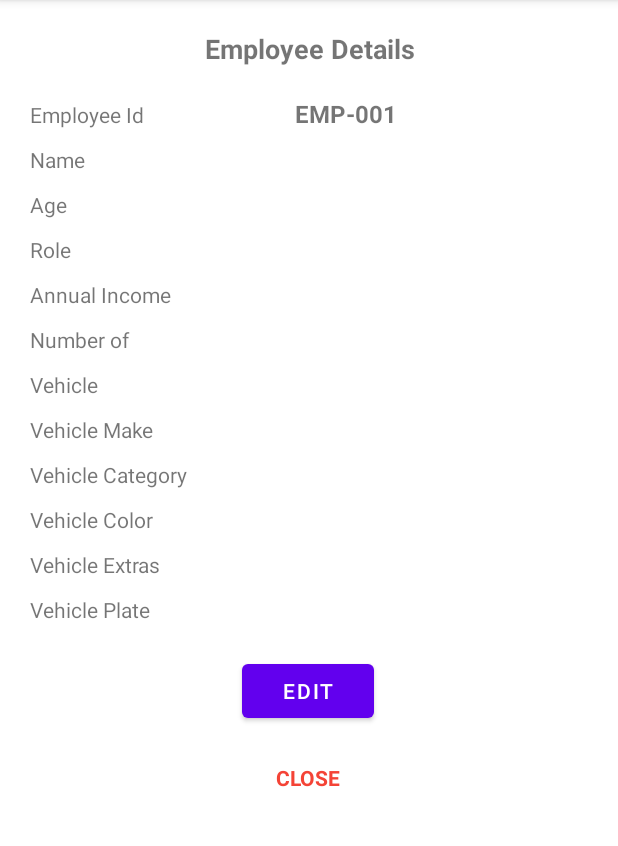
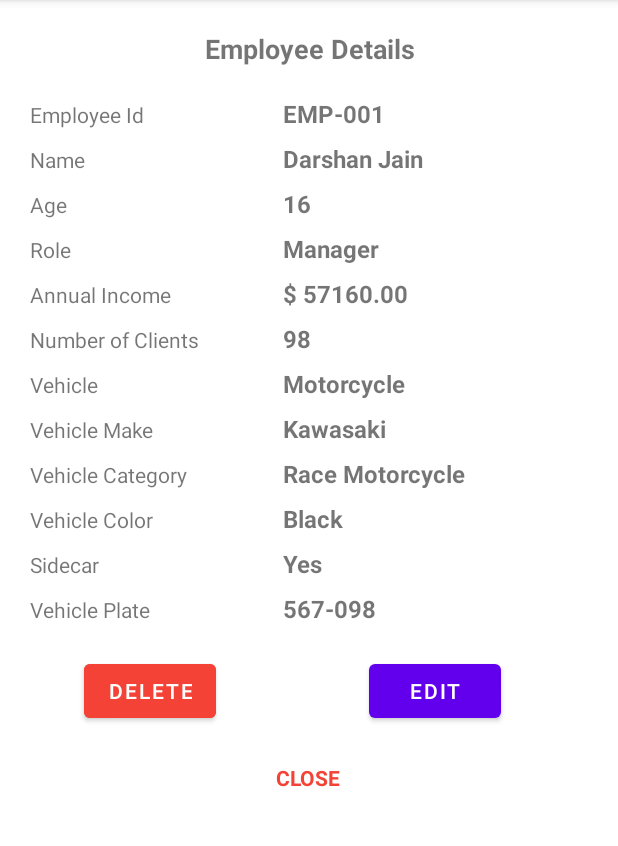
Before and after one commit to darshan0900/FP3125_Darshan, an Android app: the fragment DetailsFragment placed in its activity, on a phone screen of 412 x 824 dp, the part 84-930 px from its top. Run offline under Robolectric (Android 15) with nearby library versions, the phone set to English and light mode, and no system bars; 3 statements that could not run were skipped.

Commit message:
handling search; added delete option

```diff
--- a/app/src/main/java/com/darshan09200/employeemanagementsystem/Employee.java
+++ b/app/src/main/java/com/darshan09200/employeemanagementsystem/Employee.java
@@ -4,6 +4,7 @@ import java.time.LocalDate;
 import java.time.Period;
 
 public abstract class Employee {
+    private static int EMP_COUNT = 0;
     static final double DEFAULT_OCCUPATION_RATE = 100;
 
     private final String empId;
@@ -23,7 +24,16 @@ public abstract class Employee {
         this.role = role;
         this.vehicle = vehicle;
 
+        incrementEmpCount();
         System.out.println("We have a new employee: " + getName() + ", a " + getRole() + ".");
+    }
+
+    public static int getEmpCount() {
+        return EMP_COUNT;
+    }
+
+    public static void incrementEmpCount() {
+        EMP_COUNT++;
     }
 
     public String getEmpId() {
--- a/app/src/main/java/com/darshan09200/employeemanagementsystem/MainActivity.java
+++ b/app/src/main/java/com/darshan09200/employeemanagementsystem/MainActivity.java
@@ -16,12 +16,15 @@ import android.widget.Toast;
 
 import com.darshan09200.employeemanagementsystem.databinding.ActivityMainBinding;
 
+import java.time.LocalDate;
 import java.util.ArrayList;
+import java.util.Objects;
 
 public class MainActivity extends AppCompatActivity implements OnClickListener, OnRegistrationActionListener, OnDetailsActionListener {
 
     ActivityMainBinding binding;
 
+    MenuItem searchViewItem;
     SearchView searchView;
 
     @Override
@@ -58,6 +61,58 @@ public class MainActivity extends AppCompatActivity implements OnClickListener,
                 }
             }
         });
+
+        Database.getInstance().addEmployee(
+                new Manager(
+                        "EMP-001",
+                        "Darshan Jain",
+                        LocalDate.of(2006, 12, 11),
+                        68.0,
+                        1000.0,
+                        98,
+                        new Motorcycle(
+                                VehicleMake.KAWASAKI,
+                                "567-098",
+                                VehicleColor.BLACK,
+                                VehicleCategory.RACE_MOTORCYCLE,
+                                true
+                        )
+                )
+        );
+        Database.getInstance().addEmployee(
+                new Manager(
+                        "EMP-002",
+                        "Test2 Jain",
+                        LocalDate.of(2006, 12, 11),
+                        68.0,
+                        1000.0,
+                        98,
+                        new Motorcycle(
+                                VehicleMake.KAWASAKI,
+                                "567-098",
+                                VehicleColor.BLACK,
+                                VehicleCategory.RACE_MOTORCYCLE,
+                                true
+                        )
+                )
+        );
+        Database.getInstance().addEmployee(
+                new Manager(
+                        "EMP-003",
+                        "Test1 Jain",
+                        LocalDate.of(2006, 12, 11),
+                        68.0,
+                        1000.0,
+                        98,
+                        new Motorcycle(
+                                VehicleMake.KAWASAKI,
+                                "567-098",
+                                VehicleColor.BLACK,
+                                VehicleCategory.RACE_MOTORCYCLE,
+                                true
+                        )
+                )
+        );
     }
 
     private void emptyFragmentStack(String name) {
@@ -75,6 +130,9 @@ public class MainActivity extends AppCompatActivity implements OnClickListener,
 
     @Override
     public void onFabClick() {
+        searchView.setIconified(true);
+        searchView.setIconified(true);
+
         if (isSplitLayoutActive()) {
             getSupportFragmentManager().beginTransaction().add(R.id.secondaryFragment, new RegistrationFragment()).addToBackStack("secondary").commit();
         } else {
@@ -94,6 +152,8 @@ public class MainActivity extends AppCompatActivity implements OnClickListener,
 
     @Override
     public void onItemClick() {
+        searchView.setIconified(true);
+        searchView.setIconified(true);
         if (isSplitLayoutActive()) {
             refreshViewData(true);
         } else {
@@ -188,6 +248,12 @@ public class MainActivity extends AppCompatActivity implements OnClickListener,
     }
 
     @Override
+    public void onDelete() {
+        searchView.setIconified(true);
+        onSubmit();
+    }
+
+    @Override
     public void onEdit() {
         onFabClick();
     }
@@ -205,8 +271,8 @@ public class MainActivity extends AppCompatActivity implements OnClickListener,
     public boolean onCreateOptionsMenu(Menu menu) {
         MenuInflater inflater = getMenuInflater();
         inflater.inflate(R.menu.menu, menu);
-        MenuItem searchViewItem = menu.findItem(R.id.search_bar);
-        searchView = (SearchView) MenuItemCompat.getActionView(searchViewItem);
+        searchViewItem = menu.findItem(R.id.search_bar);
+        searchView = (SearchView) searchViewItem.getActionView();
 
         searchView.setOnQueryTextListener(new SearchView.OnQueryTextListener() {
             @Override
--- a/app/src/main/java/com/darshan09200/employeemanagementsystem/Registration.java
+++ b/app/src/main/java/com/darshan09200/employeemanagementsystem/Registration.java
@@ -160,7 +160,6 @@ public class Registration {
     }
 
     public void resetFields() {
-//        empId = "EMP-001";
         empId = Database.getInstance().getNewEmpId();
         firstName = "";
         lastName = "";
--- a/app/src/main/java/com/darshan09200/employeemanagementsystem/RegistrationFragment.java
+++ b/app/src/main/java/com/darshan09200/employeemanagementsystem/RegistrationFragment.java
@@ -1,7 +1,6 @@
 package com.darshan09200.employeemanagementsystem;
 
 import static android.content.Context.INPUT_METHOD_SERVICE;
-import static androidx.core.content.ContextCompat.getSystemService;
 
 import android.app.Activity;
 import android.content.Context;
--- a/app/src/main/res/layout/fragment_details.xml
+++ b/app/src/main/res/layout/fragment_details.xml
@@ -220,10 +220,20 @@
             android:textStyle="bold" />
 
         <Button
+            android:id="@+id/delete"
+            android:layout_row="13"
+            android:layout_column="0"
+            android:layout_columnWeight="1"
+            android:layout_gravity="center"
+            android:layout_marginTop="16dp"
+            android:layout_marginBottom="8dp"
+            android:backgroundTint="@color/error"
+            android:text="Delete" />
+
+        <Button
             android:id="@+id/edit"
             android:layout_row="13"
-            android:layout_column="0"
-            android:layout_columnSpan="2"
+            android:layout_column="1"
             android:layout_columnWeight="1"
             android:layout_gravity="center"
             android:layout_marginTop="16dp"
```
Also changed, not shown: app/src/main/java/com/darshan09200/employeemanagementsystem/Database.java (+7 -18 lines), app/src/main/java/com/darshan09200/employeemanagementsystem/DetailsFragment.java (+20 -0 lines).
